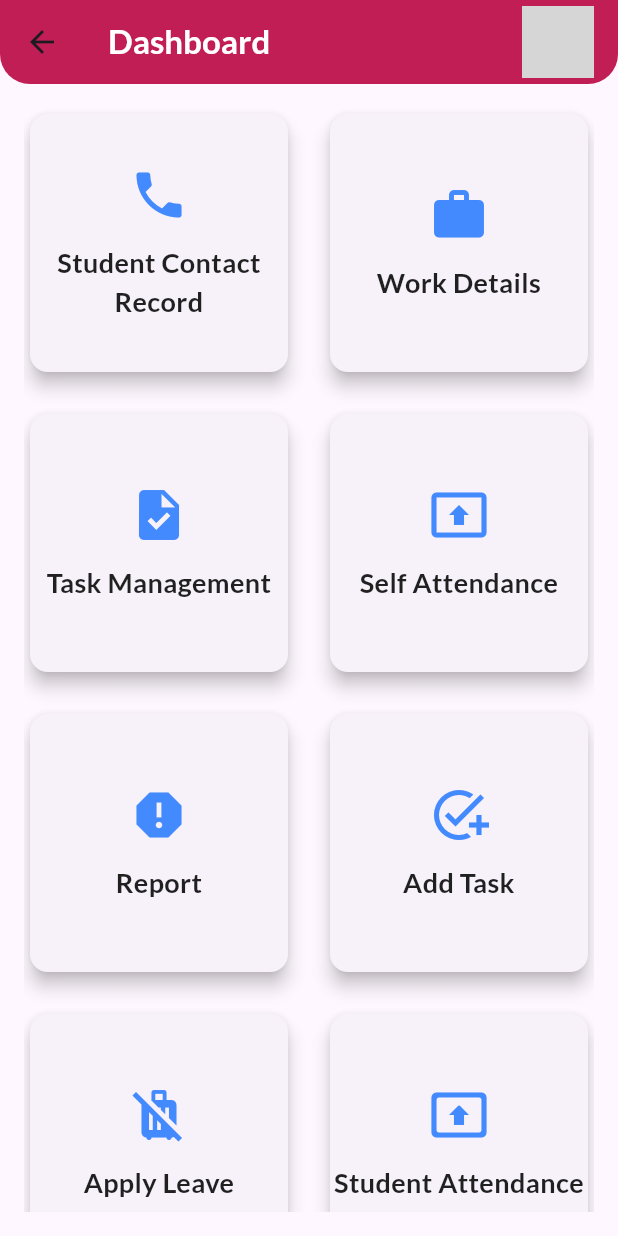
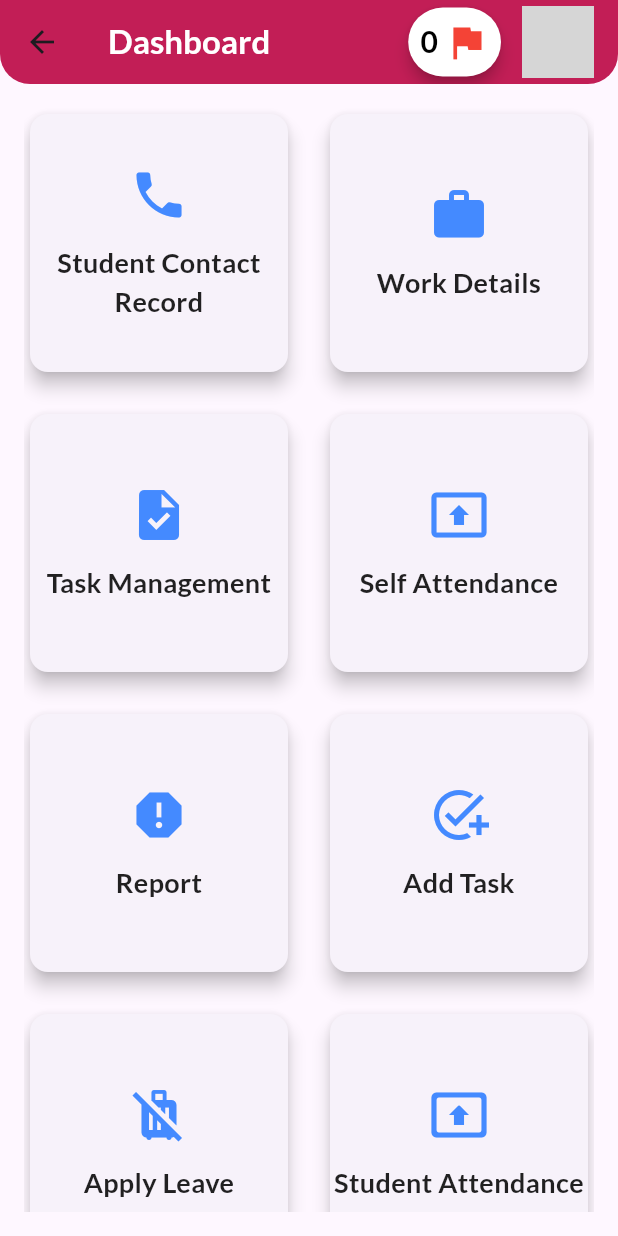
Before and after one commit to priyadarsan1234/Staff_task_management, a Flutter app: the Dashboard screen opened directly, on a phone screen of 412 x 824 dp. Run offline on Flutter 3.47's test engine with Material 3 defaults, Android fonts, the phone set to English and light mode, and no system bars; our stand-ins replace animate_do, date_field, dio, file_picker, flutter_svg, fluttertoast and 6 more; missing offline and left inert: flutter_pdfview, flutter_phone_direct_caller, mobile_scanner, qr_scanner_overlay; accounts and stored records are empty; network calls fail; grey boxes are pictures that could not be loaded.

Commit message:
all commit

```diff
--- a/lib/Dashboard.dart
+++ b/lib/Dashboard.dart
@@ -12,6 +12,8 @@ import 'package:flutter_application_1/student_attendance.dart';
 import 'package:image_picker/image_picker.dart';
 import 'package:shared_preferences/shared_preferences.dart';
 import 'mobile/mob_Profile.dart';
+import 'dart:convert';
+import 'package:http/http.dart' as http;
 
 class Dashboard extends StatefulWidget {
   const Dashboard({Key? key}) : super(key: key);
@@ -24,6 +26,9 @@ class _DashboardState extends State<Dashboard> {
   final _color1 = const Color(0xFFC21E56);
   XFile? _pickedImage;
   late String pickedImagePath;
+  Map<String, dynamic>? data;
+  bool isLoading = true;
+  String error = '';
 
   Future<void> loadImagePath() async {
     SharedPreferences prefs = await SharedPreferences.getInstance();
@@ -36,10 +41,39 @@ class _DashboardState extends State<Dashboard> {
     });
   }
 
+  Future<void> fetchData(String id) async {
+    final url =
+        'https://creativecollege.in/Flutter/Work/singledata_redflag.php?id=$id';
+    try {
+      final response = await http.get(Uri.parse(url));
+
+      if (response.statusCode == 200) {
+        // If the server returns an OK response, parse the JSON
+        setState(() {
+          data = jsonDecode(response.body);
+          isLoading = false;
+        });
+      } else {
+        // If the server did not return a 200 OK response, throw an exception
+        setState(() {
+          error = 'Failed to load data';
+          isLoading = false;
+        });
+      }
+    } catch (e) {
+      // Handle any errors that occur
+      setState(() {
+        error = 'Error: $e';
+        isLoading = false;
+      });
+    }
+  }
+
   @override
   void initState() {
     super.initState();
     loadImagePath();
+    fetchData("Bhabani@CTC");
   }
 
   Widget _buildCard(IconData icon, String text, VoidCallback onTap) {
@@ -84,7 +118,47 @@ class _DashboardState extends State<Dashboard> {
         actions: <Widget>[
           Container(
             margin: const EdgeInsets.only(right: 16.0),
-            child: GestureDetector(
+            child: Row(
+              children: <Widget>[
+                Row(
+                  children: [
+                    Card(
+                      color: Colors.white, // Background color of the card
+                      elevation: 4.0, // Shadow intensity
+                      shape: RoundedRectangleBorder(
+                        borderRadius:
+                            BorderRadius.circular(25.0), // Rounded corners
+                      ),
+                      child: Padding(
+                        padding: const EdgeInsets.all(
+                            8.0), // Padding inside the card
+                        child: Row(
+                          mainAxisSize: MainAxisSize
+                              .min, // Size the row to fit its content
+                          children: [
+                            Text(
+                              '${data != null && data!.containsKey('COUNT') ? data!['COUNT'] : '0'}',
+                              style: const TextStyle(
+                                color: Colors
+                                    .black, // Changed to black for better visibility on white background
+                                fontWeight: FontWeight.bold,
+                                fontSize: 20,
+                              ),
+                            ),
+                            const SizedBox(width: 4),
+                            const Icon(
+                              Icons.flag,
+                              color: Colors.red,
+                              size: 30,
+                            ),
+                          ],
+                        ),
+                      ),
+                    ),
+                    const SizedBox(width: 10),
+                  ],
+                ),
+                GestureDetector(
                   onTap: () {
                     Navigator.push(
                       context,
@@ -100,6 +174,8 @@ class _DashboardState extends State<Dashboard> {
                         : FileImage(File(_pickedImage!.path))
                             as ImageProvider<Object>?,
                   ),
+                ),
+              ],
             ),
           ),
         ],
@@ -188,7 +264,7 @@ class _DashboardState extends State<Dashboard> {
             Navigator.push(
               context,
               MaterialPageRoute(
-                builder: (context) => DataScreen(),
+                builder: (context) => Attendance(),
               ),
             );
           }),
@@ -264,7 +340,8 @@ class _DashboardState extends State<Dashboard> {
                   ),
                 );
               }),
-              _buildCard(Icons.present_to_all_rounded, 'Student Attendance', () {
+              _buildCard(Icons.present_to_all_rounded, 'Student Attendance',
+                  () {
                 Navigator.push(
                   context,
                   MaterialPageRoute(
--- a/lib/Staff_List.dart
+++ b/lib/Staff_List.dart
@@ -39,7 +39,6 @@ class _StaffListState extends State<StaffList> {
 
   @override
   Widget build(BuildContext context) {
-    const _color1 = Color.fromARGB(255, 194, 30, 86);
 
     return Scaffold(
 
--- a/lib/admin_add_work.dart
+++ b/lib/admin_add_work.dart
@@ -73,7 +73,6 @@ class _Admin_ADD_WORK_State extends State<Admin_ADD_WORK> {
   @override
   Widget build(BuildContext context) {
     const _color1 = Color.fromARGB(255, 194, 30, 86);
-    const _color2 = Color.fromARGB(255, 239, 83, 80);
 
     return Scaffold(
       appBar: AppBar(
--- a/lib/admin_home.dart
+++ b/lib/admin_home.dart
@@ -1,12 +1,7 @@
 import 'package:flutter/material.dart';
-import 'package:flutter_application_1/Admin_Contact.dart';
 import 'package:flutter_application_1/Admin_DashBoard.dart';
-import 'package:flutter_application_1/Admin_DateWise_Work_View.dart';
-import 'package:flutter_application_1/Admin_leave_Mgmt.dart';
 import 'package:flutter_application_1/Staff_List.dart';
-import 'package:flutter_application_1/Add_staff.dart';
 import 'package:flutter_application_1/Total_Present.dart';
-import 'package:flutter_application_1/del_staff.dart';
 import 'package:flutter_application_1/main.dart';
 import 'package:shared_preferences/shared_preferences.dart';
 
--- a/lib/mobile/Staff_Attendance.dart
+++ b/lib/mobile/Staff_Attendance.dart
@@ -1,5 +1,4 @@
 import 'package:flutter/material.dart';
-import 'package:flutter_application_1/staff_leave.dart';
 import 'package:http/http.dart' as http;
 import 'dart:convert';
 import 'package:animate_do/animate_do.dart';
@@ -117,7 +116,6 @@ class _StaffListState extends State<Staff_Attendanance> {
 
   @override
   Widget build(BuildContext context) {
-    const _color2 = Color(0xFFF09FDE);
     const _color1 = Color(0xFFC21E56);
 
     return Scaffold(
--- a/lib/mobile/detailsMobile.dart
+++ b/lib/mobile/detailsMobile.dart
@@ -4,7 +4,6 @@ import 'package:animate_do/animate_do.dart';
 import 'package:flutter/material.dart';
 import 'package:flutter_application_1/mobile/mob_Profile.dart';
 import 'package:flutter_application_1/mobile/mob_add_task.dart';
-import 'package:flutter_application_1/Report_upload.dart';
 import 'package:image_picker/image_picker.dart';
 import 'package:intl/intl.dart';
 import 'package:http/http.dart' as http;
--- a/lib/mobile/mob_navbar.dart
+++ b/lib/mobile/mob_navbar.dart
@@ -1,13 +1,8 @@
 import 'dart:convert';
 import 'package:flutter/material.dart';
 import 'package:flutter_application_1/Dashboard.dart';
-import 'package:flutter_application_1/mobile/Staff_Attendance.dart';
-import 'package:flutter_application_1/mobile/mob_task_mgmt.dart';
-import 'package:flutter_application_1/mobile/mob_contact_prev.dart';
-import 'package:flutter_application_1/mobile/detailsMobile.dart';
 import 'package:flutter_application_1/scanner_page.dart';
 import 'package:flutter_application_1/mobile/ImageList.dart';
-import 'package:flutter_application_1/student_attendance.dart';
 import 'package:shared_preferences/shared_preferences.dart';
 import 'package:http/http.dart' as http;
 
```
Also changed, not shown: lib/Admin_DashBoard.dart (+20 -7 lines), lib/attendance/attendance.dart (+19 -14 lines), lib/work/showredflag.dart (added, +197 -0 lines), lib/work/workdelay.dart (+18 -3 lines). Lines whose indentation alone changed are shown as unchanged.
